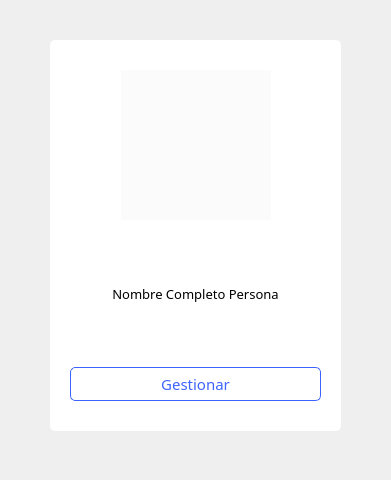
MrDanielG/Hospital-SCRUM, file hospital-Core/Widgets/Administrador/administrador_tarjeta_gestion.ui: the form before one commit.
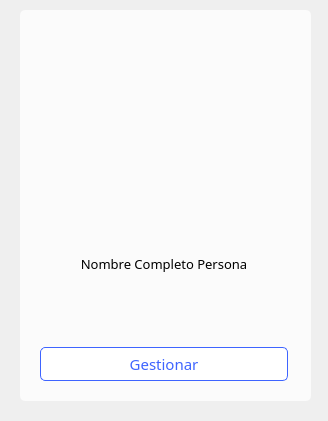
The form after the commit. Icons and pictures are not drawn.

Commit message: Catalogo Gestion Prueba

```diff
--- a/hospital-Core/Widgets/Administrador/administrador_tarjeta_gestion.ui
+++ b/hospital-Core/Widgets/Administrador/administrador_tarjeta_gestion.ui
@@ -6,24 +6,48 @@
    <rect>
     <x>0</x>
     <y>0</y>
-    <width>391</width>
-    <height>480</height>
+    <width>328</width>
+    <height>421</height>
    </rect>
   </property>
+  <property name="minimumSize">
+   <size>
+    <width>328</width>
+    <height>421</height>
+   </size>
+  </property>
+  <property name="maximumSize">
+   <size>
+    <width>328</width>
+    <height>421</height>
+   </size>
+  </property>
   <property name="windowTitle">
    <string>Form</string>
   </property>
   <widget class="QLabel" name="label">
    <property name="geometry">
     <rect>
-     <x>50</x>
-     <y>40</y>
+     <x>20</x>
+     <y>10</y>
      <width>291</width>
      <height>391</height>
     </rect>
    </property>
+   <property name="minimumSize">
+    <size>
+     <width>291</width>
+     <height>391</height>
+    </size>
+   </property>
+   <property name="maximumSize">
+    <size>
+     <width>291</width>
+     <height>391</height>
+    </size>
+   </property>
    <property name="styleSheet">
-    <string notr="true">background-color: rgb(255, 255, 255);
+    <string notr="true">background-color: #fbfbfb;
 border-radius:5px;</string>
    </property>
    <property name="text">
@@ -33,10 +57,10 @@
   <widget class="QWidget" name="layoutWidget">
    <property name="geometry">
     <rect>
-     <x>70</x>
-     <y>70</y>
-     <width>251</width>
-     <height>331</height>
+     <x>40</x>
+     <y>30</y>
+     <width>248</width>
+     <height>351</height>
     </rect>
    </property>
    <layout class="QVBoxLayout" name="verticalLayout">
@@ -70,7 +94,7 @@
          </size>
         </property>
         <property name="styleSheet">
-         <string notr="true">background-color: rgb(251, 251, 251);</string>
+         <string notr="true">background-color: none;</string>
         </property>
         <property name="text">
          <string/>
@@ -119,6 +143,9 @@
         <pointsize>10</pointsize>
        </font>
       </property>
+      <property name="styleSheet">
+       <string notr="true">background-color: none;</string>
+      </property>
       <property name="text">
        <string>Nombre Completo Persona</string>
       </property>
```
The commit also changes 3 other files.
